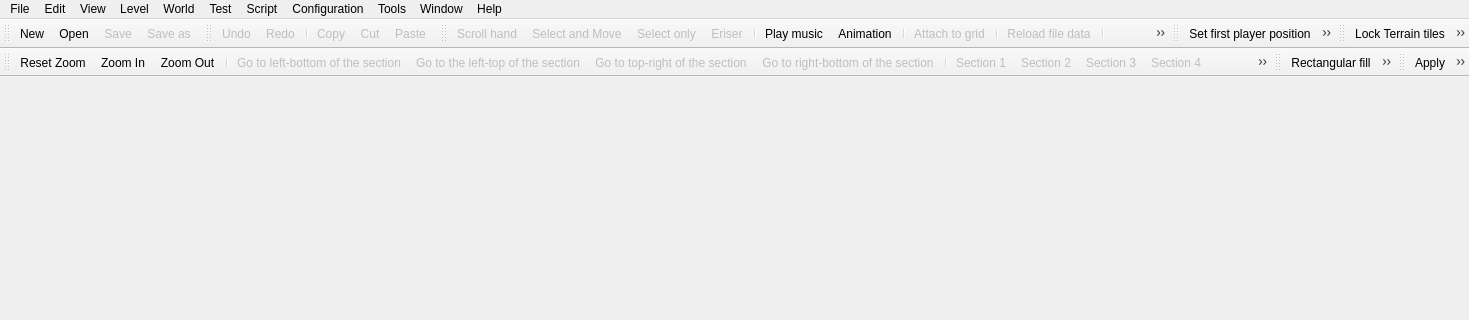
The window that Editor/mainwindow.ui (WohlSoft/Moondust-Project) describes before a commit, drawn with Qt 5; both pictures show x 0 to 1469 and y 0 to 320 of the 1469 by 598 pixel window.
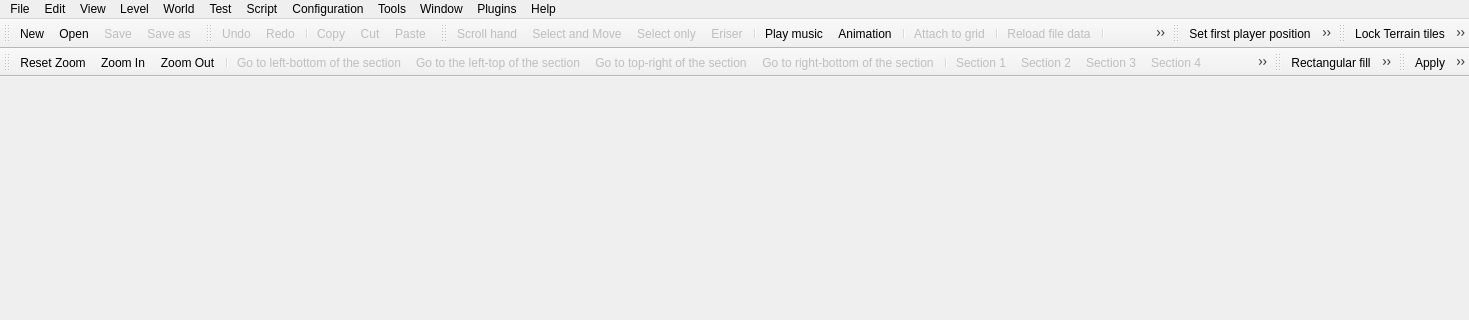
The same window after the commit. Icons and pictures are not drawn.

Commit message: [WIP] First concept for plugin loading

Patch:
```diff
--- a/Editor/mainwindow.ui
+++ b/Editor/mainwindow.ui
@@ -100,7 +100,7 @@
      <x>0</x>
      <y>0</y>
      <width>1469</width>
-     <height>21</height>
+     <height>26</height>
     </rect>
    </property>
    <property name="contextMenuPolicy">
@@ -395,6 +395,11 @@
     <addaction name="separator"/>
     <addaction name="actionChangeConfig"/>
    </widget>
+   <widget class="QMenu" name="menuPlugins">
+    <property name="title">
+     <string>Plugins</string>
+    </property>
+   </widget>
    <addaction name="menu"/>
    <addaction name="menuEdit"/>
    <addaction name="menuView"/>
@@ -405,6 +410,7 @@
    <addaction name="menuConfiguration"/>
    <addaction name="menuTools"/>
    <addaction name="menuWindow"/>
+   <addaction name="menuPlugins"/>
    <addaction name="menuHelp"/>
   </widget>
   <widget class="QToolBar" name="mainToolBar">
```
Left out of the diff: 3 changed lines with no effect on the pictures. The commit also changes 11 other files.
